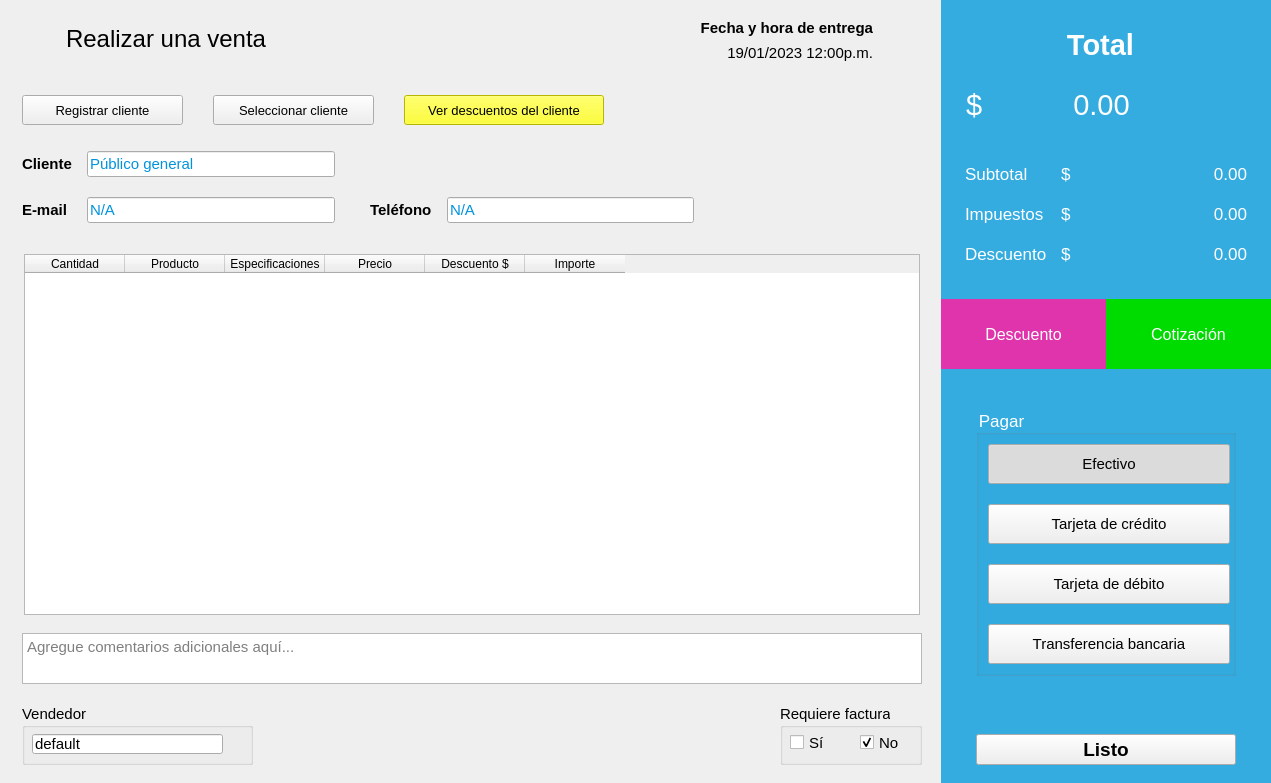
Before: the Qt Designer form ui/Ui_CrearVenta.ui in ivanperez-7/printpos, drawn with Qt 5.
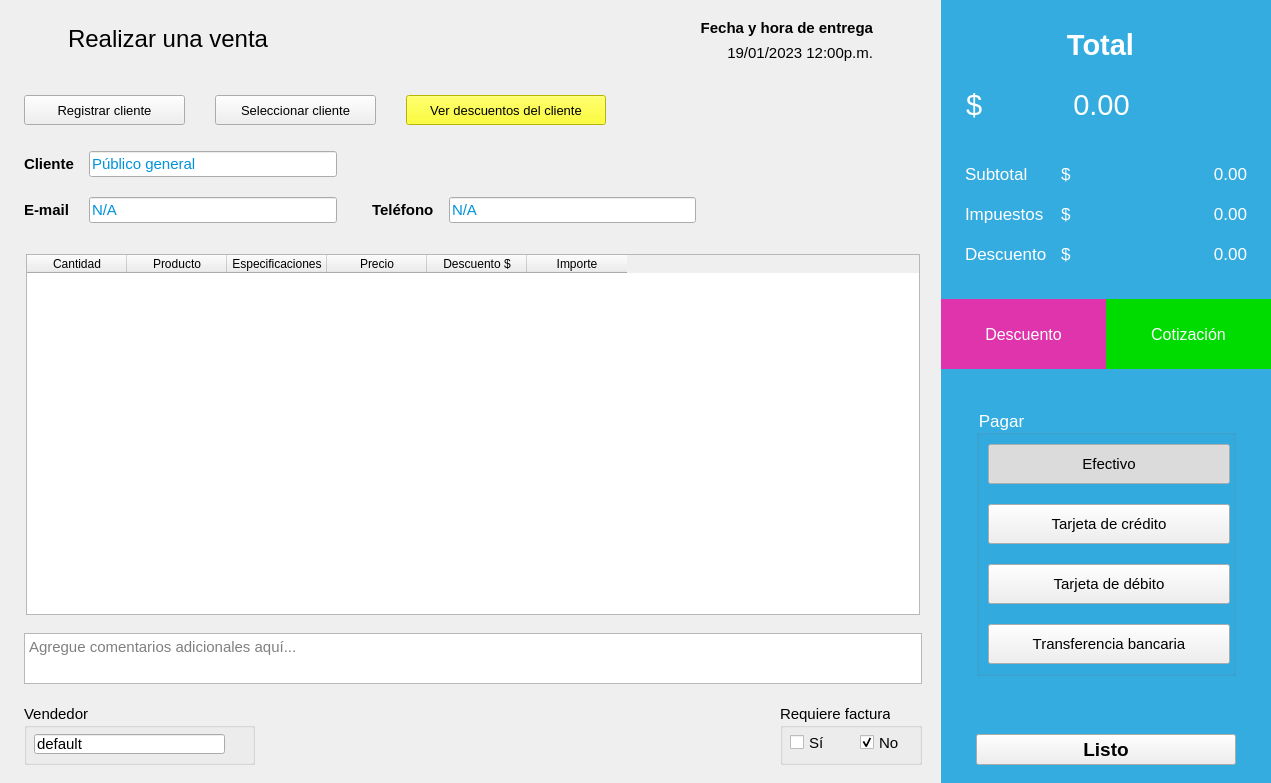
After: the same form once the commit is applied. Icons and pictures are not drawn. Custom widgets are drawn as their Qt base class.

```diff
--- a/ui/Ui_CrearVenta.ui
+++ b/ui/Ui_CrearVenta.ui
@@ -1,7 +1,7 @@
 <?xml version="1.0" encoding="UTF-8"?>
 <ui version="4.0">
  <class>CrearVenta</class>
- <widget class="QMainWindow" name="CrearVenta">
+ <widget class="QWidget" name="CrearVenta">
   <property name="geometry">
    <rect>
     <x>0</x>
@@ -10,24 +10,10 @@
     <height>783</height>
    </rect>
   </property>
-  <property name="minimumSize">
-   <size>
-    <width>0</width>
-    <height>680</height>
-   </size>
-  </property>
   <property name="windowTitle">
-   <string>Realizar una venta</string>
+   <string>Form</string>
   </property>
-  <property name="windowIcon">
-   <iconset resource="../resources.qrc">
-    <normaloff>:/img/icon.ico</normaloff>:/img/icon.ico</iconset>
-  </property>
-  <property name="styleSheet">
-   <string notr="true"/>
-  </property>
-  <widget class="QWidget" name="centralwidget">
-   <layout class="QHBoxLayout" name="horizontalLayout">
+  <layout class="QGridLayout" name="gridLayout_6">
     <property name="topMargin">
      <number>0</number>
     </property>
@@ -37,7 +23,7 @@
     <property name="bottomMargin">
      <number>0</number>
     </property>
-    <item>
+   <item row="0" column="0">
      <widget class="QFrame" name="frame">
       <property name="frameShape">
        <enum>QFrame::NoFrame</enum>
@@ -1017,7 +1003,7 @@
       </layout>
      </widget>
     </item>
-    <item>
+   <item row="0" column="1">
      <widget class="QFrame" name="frame_2">
       <property name="sizePolicy">
        <sizepolicy hsizetype="Expanding" vsizetype="Expanding">
@@ -1682,7 +1668,6 @@
     </item>
    </layout>
   </widget>
- </widget>
  <customwidgets>
   <customwidget>
    <class>TablaDatos</class>
```
Left out of the diff: 20 changed lines with no effect on the pictures. Lines whose indentation alone changed are shown as unchanged.
